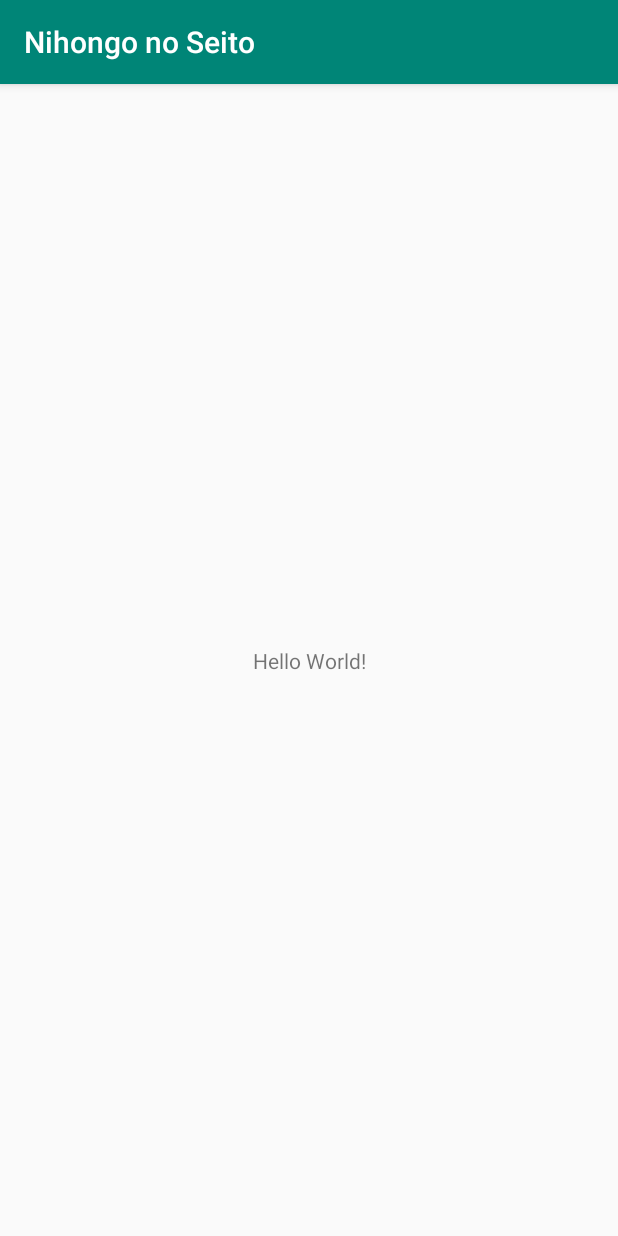
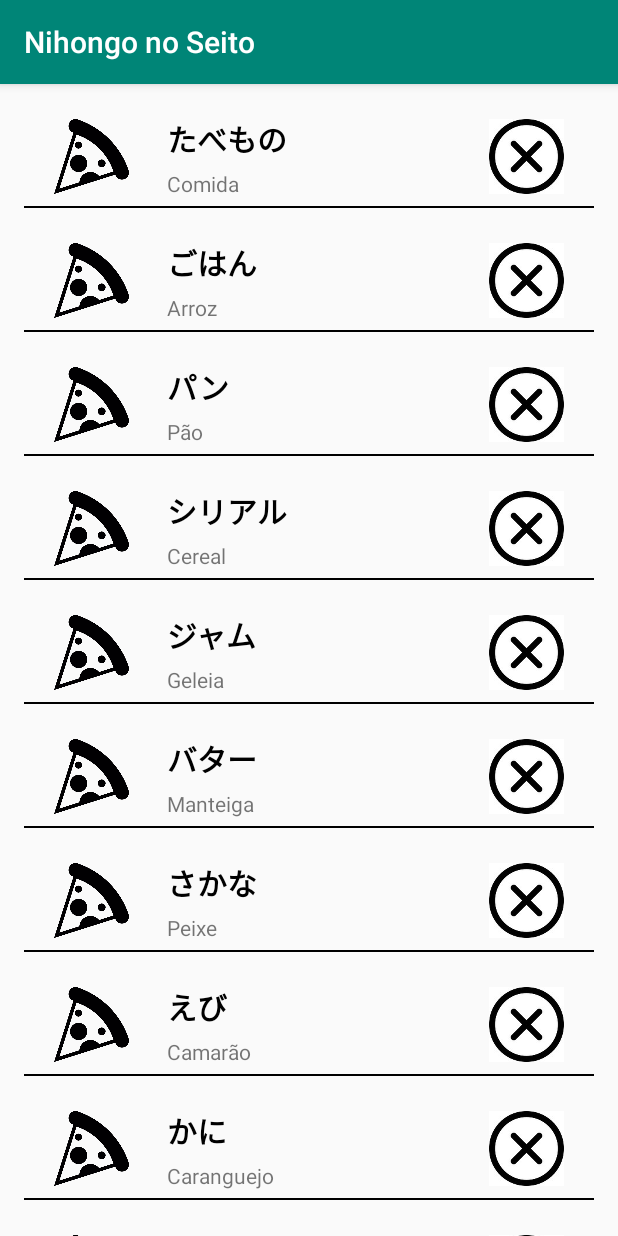
Before and after one commit to GustavoEliseu/Nihongo-no-Seito, an Android app: the screen it shows after launch (MainActivity), on a phone screen of 412 x 824 dp. Run offline under Robolectric (Android 15) with nearby library versions, the phone set to English and light mode, and no system bars.

Commit message:
Tela Vocabulário Placeholders
Implementadas as funções da tela vocabulário, com placeholders e um "design" temporário.

```diff
--- a/app/build.gradle
+++ b/app/build.gradle
@@ -25,4 +25,5 @@ dependencies {
     testImplementation 'junit:junit:4.12'
     androidTestImplementation 'com.android.support.test:runner:1.0.2'
     androidTestImplementation 'com.android.support.test.espresso:espresso-core:3.0.2'
+    implementation 'com.android.support:recyclerview-v7:28.0.0'
 }
--- a/app/src/main/AndroidManifest.xml
+++ b/app/src/main/AndroidManifest.xml
@@ -9,7 +9,8 @@
         android:roundIcon="@mipmap/ic_launcher_round"
         android:supportsRtl="true"
         android:theme="@style/AppTheme">
-        <activity android:name=".MainActivity">
+        <activity android:name=".MainActivity"
+            android:screenOrientation="portrait">
             <intent-filter>
                 <action android:name="android.intent.action.MAIN" />
 
--- a/app/src/main/java/com/hikari/nihongonoseito/MainActivity.java
+++ b/app/src/main/java/com/hikari/nihongonoseito/MainActivity.java
@@ -1,13 +1,39 @@
 package com.hikari.nihongonoseito;
 
+import android.support.v4.widget.DrawerLayout;
 import android.support.v7.app.AppCompatActivity;
+import android.support.v7.app.ActionBarDrawerToggle;
 import android.os.Bundle;
+import android.support.v7.widget.LinearLayoutManager;
+import android.support.v7.widget.RecyclerView;
+import android.support.v7.widget.Toolbar;
+import android.util.Log;
+import android.view.View;
+import android.widget.Toast;
 
-public class MainActivity extends AppCompatActivity {
+public class MainActivity extends AppCompatActivity implements myRecyclerAd.ItemClickListener {
+    myRecyclerAd mRecyclerAd;
+    RecyclerView mRecycler;
 
     @Override
     protected void onCreate(Bundle savedInstanceState) {
         super.onCreate(savedInstanceState);
         setContentView(R.layout.activity_main);
+        mRecycler= findViewById(R.id.myRecycler);
+        mRecycler.setLayoutManager(new LinearLayoutManager(this));
+        mRecyclerAd = new myRecyclerAd(this,getResources().getStringArray(R.array.listaVocab),getResources().getStringArray(R.array.vocabImgs),getResources().getStringArray(R.array.listaVocabTraduz));
+        mRecyclerAd.setClickListener(this);
+        mRecycler.setAdapter(mRecyclerAd);
+        mRecyclerAd.notifyItemChanged(0);
+
+    }
+
+    @Override
+    public void onItemClick(View view, int position, Boolean tipo) {
+        String teste = "";
+        if(tipo == true) teste = "botao pequeno "+ position;
+        else teste = "vocab na posicao "+ position;
+        Log.v("TAGClicked","meu numero foi"+ position);
+        Toast.makeText(this,teste,Toast.LENGTH_SHORT).show();
     }
 }
--- /dev/null
+++ b/app/src/main/java/com/hikari/nihongonoseito/myRecyclerAd.java
@@ -0,0 +1,110 @@
+package com.hikari.nihongonoseito;
+
+import android.content.Context;
+import android.graphics.Color;
+import android.support.annotation.NonNull;
+import android.support.v7.widget.RecyclerView;
+import android.view.LayoutInflater;
+import android.view.View;
+import android.view.ViewGroup;
+import android.widget.AdapterView;
+import android.widget.ImageView;
+import android.widget.TextView;
+
+public class myRecyclerAd extends RecyclerView.Adapter<myRecyclerAd.ViewHolder> {
+    private ItemClickListener mClickListener;
+    private String[] mData,mvVocabsImg, mDataTrad;
+    private Context context;
+    private LayoutInflater mInflater;
+
+    public myRecyclerAd(Context context,String data[], String[] vocabsImg,String[] mDataTrad){
+        this.mInflater = LayoutInflater.from(context);
+        mData = data;
+        this.mDataTrad=mDataTrad;
+        mvVocabsImg=vocabsImg;
+        this.context = context;
+    }
+
+    @NonNull
+    @Override
+    public myRecyclerAd.ViewHolder onCreateViewHolder(@NonNull ViewGroup viewGroup, int i) {
+        View view = mInflater.inflate(R.layout.recycler_view_item, viewGroup,false);
+        return new ViewHolder(view);
+    }
+
+    @Override
+    public void onBindViewHolder(@NonNull ViewHolder viewHolder, int i) {
+        viewHolder.mTitleView.setText(mData[i]);
+        viewHolder.vocabTraduz.setText(mDataTrad[i]);
+        //viewHolder.imageVocab.setImageDrawable( context.getResources().getDrawable(context.getResources().getIdentifier(mvVocabsImg[i], "drawable", context.getPackageName())));
+        viewHolder.imageVocab.setImageDrawable(context.getResources().getDrawable(R.drawable.food_placeholder));
+        viewHolder.imageMarcarVocab.setImageDrawable(context.getResources().getDrawable(R.drawable.btn_cancelar_placeholder));
+
+    }
+
+    @Override
+    public int getItemCount() {
+        return mData.length;
+    }
+
+    public class ViewHolder extends RecyclerView.ViewHolder implements View.OnClickListener{
+        // each data item is just a string in this case
+        public TextView mTitleView, vocabTraduz;
+        public ImageView imageVocab,imageMarcarVocab;
+        public boolean controleCor = true;
+
+        public ViewHolder(View v) {
+            super(v);
+            mTitleView = v.findViewById(R.id.vocabTitulo);
+            vocabTraduz = v.findViewById(R.id.vocabTraduz);
+            imageVocab = v.findViewById(R.id.imageVocab);
+            imageMarcarVocab = v.findViewById(R.id.imageMarcarVocab);
+            v.setOnClickListener(this);
+            imageMarcarVocab.setOnClickListener(this);
+
+        }
+
+        public void inverteCor(){
+            this.controleCor = !controleCor;
+            if(controleCor==true){
+                mTitleView.setTextColor(Color.BLACK);
+            } else{
+                mTitleView.setTextColor(Color.GRAY);
+            }
+
+        }
+
+
+        @Override
+        public void onClick(View v) {
+            if (mClickListener != null)
+                if(v.getId()==imageMarcarVocab.getId()){//click no botão cancelar
+                    inverteCor();
+                    /*
+                    * Se necessário, pode utilizar a boolean controlecor, como algo para saber se o item está habilitado ou não.
+                    * com if(controleCor==true).
+                    * */
+                    mClickListener.onItemClick(imageMarcarVocab, getAdapterPosition(),true);
+                }
+                else{//click no view em si
+
+                    mClickListener.onItemClick(v, getAdapterPosition(),false);
+                }
+        }
+    }
+
+    // convenience method for getting data at click position
+    String getItem(int id) {
+        return mData[id];
+    }
+
+    // allows clicks events to be caught
+    void setClickListener(ItemClickListener itemClickListener) {
+        this.mClickListener = itemClickListener;
+    }
+
+
+    public interface ItemClickListener {
+        void onItemClick(View view, int position, Boolean tipoClasse);
+    }
+}
--- a/app/src/main/res/layout/activity_main.xml
+++ b/app/src/main/res/layout/activity_main.xml
@@ -6,13 +6,21 @@
     android:layout_height="match_parent"
     tools:context=".MainActivity">
 
-    <TextView
-        android:layout_width="wrap_content"
-        android:layout_height="wrap_content"
-        android:text="Hello World!"
+    <android.support.v7.widget.RecyclerView
+        android:id="@+id/myRecycler"
+        android:layout_width="match_parent"
+        android:layout_height="0dp"
+        android:layout_marginStart="8dp"
+        android:layout_marginLeft="8dp"
+        android:layout_marginTop="8dp"
+        android:layout_marginEnd="8dp"
+        android:layout_marginRight="8dp"
         app:layout_constraintBottom_toBottomOf="parent"
-        app:layout_constraintLeft_toLeftOf="parent"
-        app:layout_constraintRight_toRightOf="parent"
-        app:layout_constraintTop_toTopOf="parent" />
+        app:layout_constraintEnd_toEndOf="parent"
+        app:layout_constraintHorizontal_bias="1.0"
+        app:layout_constraintStart_toStartOf="parent"
+        app:layout_constraintTop_toTopOf="parent"
+        tools:listitem="@layout/recycler_view_item" />
+
 
 </android.support.constraint.ConstraintLayout>
--- /dev/null
+++ b/app/src/main/res/layout/recycler_view_item.xml
@@ -0,0 +1,62 @@
+<?xml version="1.0" encoding="utf-8"?>
+<LinearLayout xmlns:android="http://schemas.android.com/apk/res/android"
+    xmlns:app="http://schemas.android.com/apk/res-auto"
+    xmlns:tools="http://schemas.android.com/tools"
+    android:layout_width="match_parent"
+    android:layout_height="wrap_content"
+    android:orientation="vertical"
+    android:padding="8dp">
+<!-- TODO - LINEAR TEMPORÁRIO, APAGAR NO PRODUTO FINAL-->
+  <LinearLayout
+      android:layout_width="match_parent"
+      android:layout_height="match_parent"
+      android:layout_weight="1"
+      android:gravity="center"
+      android:orientation="horizontal">
+
+    <ImageView
+        android:id="@+id/imageVocab"
+        android:layout_width="50dp"
+        android:layout_height="50dp"
+        android:layout_weight="1"
+        tools:src="@tools:sample/avatars" />
+
+    <LinearLayout
+        android:layout_width="0dp"
+        android:layout_height="wrap_content"
+        android:layout_gravity="center"
+        android:layout_weight="5"
+        android:orientation="vertical"
+        android:padding="5dp">
+
+      <TextView
+          android:id="@+id/vocabTitulo"
+          android:layout_width="wrap_content"
+          android:layout_height="35dp"
+          android:textColor="@android:color/black"
+          android:textSize="20sp"
+          android:textStyle="bold"
+          tools:text="@tools:sample/lorem[3]" />
+
+      <TextView
+          android:id="@+id/vocabTraduz"
+          android:layout_width="wrap_content"
+          android:layout_height="wrap_content"
+          tools:text="@tools:sample/lorem[4]" />
+    </LinearLayout>
+
+    <ImageView
+        android:id="@+id/imageMarcarVocab"
+        android:layout_width="50dp"
+        android:layout_height="50dp"
+        android:layout_weight="1"
+        tools:srcCompat="@tools:sample/avatars" />
+
+  </LinearLayout>
+
+  <View
+      android:layout_width="match_parent"
+      android:layout_height="1dp"
+      android:background="#ff000000" />
+
+</LinearLayout>
--- a/app/src/main/res/values/strings.xml
+++ b/app/src/main/res/values/strings.xml
@@ -1,3 +1,55 @@
 <resources>
     <string name="app_name">Nihongo no Seito</string>
+    <string-array name="listaVocab">
+        <item>たべもの</item>
+        <item>ごはん</item>
+        <item>パン</item>
+        <item>シリアル</item>
+        <item>ジャム</item>
+        <item>バター</item>
+        <item>さかな</item>
+        <item>えび</item>
+        <item>かに</item>
+        <item>にく</item>
+        <item>ぎゅうにく</item>
+        <item>とりにく</item>
+        <item>たまご</item>
+        <item>チーズ</item>
+        <item>ヨーグルト</item>
+    </string-array>
+    <string-array name="listaVocabTraduz">
+        <item>Comida</item>
+        <item>Arroz</item>
+        <item>Pão</item>
+        <item>Cereal</item>
+        <item>Geleia</item>
+        <item>Manteiga</item>
+        <item>Peixe</item>
+        <item>Camarão</item>
+        <item>Caranguejo</item>
+        <item>Carne</item>
+        <item>Carne de vaca</item>
+        <item>Carne de frango</item>
+        <item>Ovo</item>
+        <item>Queijo</item>
+        <item>Iogurte</item>
+    </string-array>
+    <!--Adicionar strings com os nomes das imagens(sem o .xml,jpg,png)-->
+    <string-array name="vocabImgs">
+        <item></item>
+        <item></item>
+        <item></item>
+        <item></item>
+        <item></item>
+        <item></item>
+        <item></item>
+        <item></item>
+        <item></item>
+        <item></item>
+        <item></item>
+        <item></item>
+        <item></item>
+        <item></item>
+        <item></item>
+    </string-array>
 </resources>
--- a/app/src/main/res/values/styles.xml
+++ b/app/src/main/res/values/styles.xml
@@ -8,4 +8,5 @@
         <item name="colorAccent">@color/colorAccent</item>
     </style>
 
+
 </resources>
```
Also changed, not shown: app/src/main/res/drawable/btn_cancelar_placeholder.jpg (added), app/src/main/res/drawable/food_placeholder.png (added).
